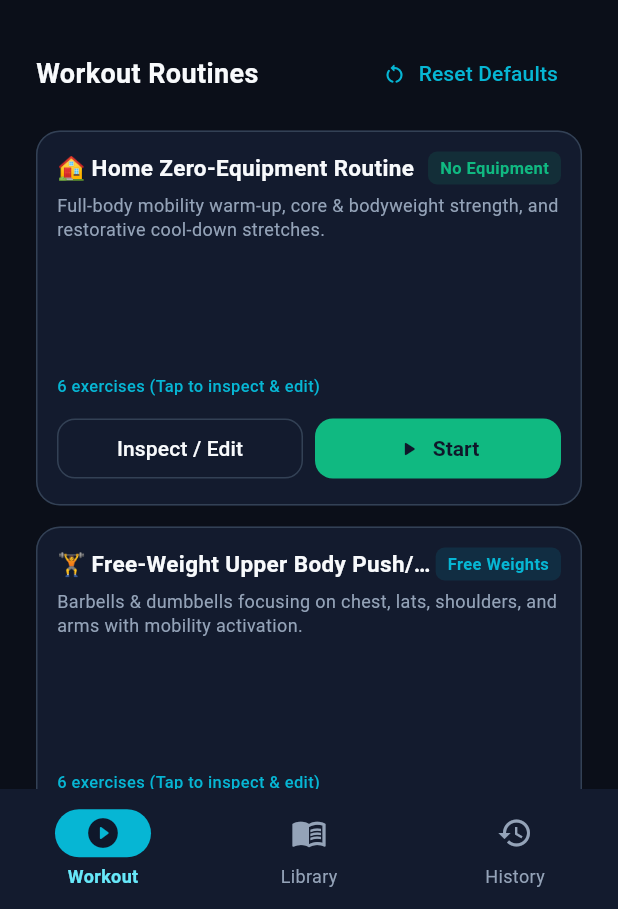
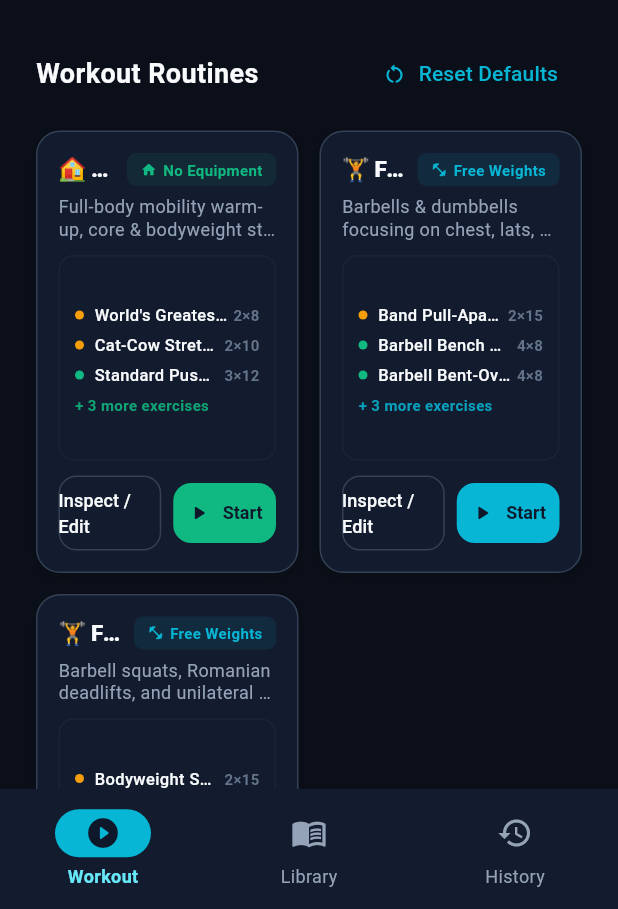
Before and after one commit to armin-hartmann/gemma-fitness, a Flutter app: the screen it shows after launch, on a phone screen of 412 x 824 dp, the part 327-1236 px from its top. Run offline on Flutter 3.47's test engine with Material 3 defaults, Android fonts, the phone set to English and light mode, and no system bars; our stand-ins replace drift, drift_flutter, google_generative_ai, shared_preferences; accounts and stored records are empty; generated files the repository leaves out were written again.

Commit message:
Enhance workout routine cards with half-width grid, exercise preview, and subtle hover animations

```diff
--- a/lib/ui/features/workout_tracker/views/active_workout_view.dart
+++ b/lib/ui/features/workout_tracker/views/active_workout_view.dart
@@ -11,6 +11,7 @@ import '../view_models/workout_templates_view_model.dart';
 import 'ai_workout_generator_dialog.dart';
 import 'exercise_picker_dialog.dart';
 import 'workout_detail_dialog.dart';
+import 'workout_preset_card.dart';
 import 'workout_routine_editor_dialog.dart';
 import 'workout_summary_dialog.dart';
 
@@ -198,23 +199,24 @@ class _ActiveWorkoutViewState extends State<ActiveWorkoutView> {
                   ],
                 ),
                 const SizedBox(height: 14),
-                LayoutBuilder(
-                  builder: (context, constraints) {
-                    final isWide = constraints.maxWidth > 700;
-                    return GridView.builder(
+                GridView.builder(
                   shrinkWrap: true,
                   physics: const NeverScrollableScrollPhysics(),
-                      gridDelegate: SliverGridDelegateWithFixedCrossAxisCount(
-                        crossAxisCount: isWide ? 3 : 1,
+                  gridDelegate: const SliverGridDelegateWithMaxCrossAxisExtent(
+                    maxCrossAxisExtent: 310,
+                    mainAxisExtent: 295,
                     mainAxisSpacing: 14,
                     crossAxisSpacing: 14,
-                        mainAxisExtent: 250,
                   ),
                   itemCount: templates.length,
                   itemBuilder: (context, index) {
                     final preset = templates[index];
-                        return _buildPresetCard(vm, preset);
-                      },
+                    return WorkoutPresetCard(
+                      preset: preset,
+                      onInspect: () => _openWorkoutDetail(preset),
+                      onStart: () => vm.startWorkoutFromPreset(preset),
+                      onDelete: () =>
+                          widget.templatesViewModel.deleteTemplate(preset.id),
                     );
                   },
                 ),
@@ -223,118 +225,6 @@ class _ActiveWorkoutViewState extends State<ActiveWorkoutView> {
           ),
         );
       },
-    );
-  }
-
-  Widget _buildPresetCard(ActiveWorkoutViewModel vm, WorkoutPreset preset) {
-    final isHome = preset.modality == 'bodyweight';
-
-    return Card(
-      margin: EdgeInsets.zero,
-      child: InkWell(
-        borderRadius: BorderRadius.circular(16),
-        onTap: () => _openWorkoutDetail(preset),
-        child: Padding(
-          padding: const EdgeInsets.all(14),
-          child: Column(
-            crossAxisAlignment: CrossAxisAlignment.start,
-            children: [
-              Row(
-                mainAxisAlignment: MainAxisAlignment.spaceBetween,
-                children: [
-                  Expanded(
-                    child: Text(
-                      preset.title,
-                      style: const TextStyle(
-                        fontSize: 15,
-                        fontWeight: FontWeight.bold,
-                        color: AppTheme.textPrimary,
-                      ),
-                      maxLines: 1,
-                      overflow: TextOverflow.ellipsis,
-                    ),
-                  ),
-                  Container(
-                    padding:
-                        const EdgeInsets.symmetric(horizontal: 8, vertical: 3),
-                    decoration: BoxDecoration(
-                      color: isHome
-                          ? AppTheme.accent.withAlpha(30)
-                          : AppTheme.primary.withAlpha(30),
-                      borderRadius: BorderRadius.circular(6),
-                    ),
-                    child: Text(
-                      isHome ? 'No Equipment' : 'Free Weights',
-                      style: TextStyle(
-                        fontSize: 11,
-                        fontWeight: FontWeight.bold,
-                        color: isHome ? AppTheme.accent : AppTheme.primary,
-                      ),
-                    ),
-                  ),
-                  if (preset.isCustom)
-                    IconButton(
-                      icon: const Icon(Icons.delete_outline_rounded,
-                          size: 16, color: Colors.redAccent),
-                      tooltip: 'Delete custom routine',
-                      padding: EdgeInsets.zero,
-                      constraints: const BoxConstraints(),
-                      onPressed: () =>
-                          widget.templatesViewModel.deleteTemplate(preset.id),
-                    ),
-                ],
-              ),
-              const SizedBox(height: 6),
-              Text(
-                preset.description,
-                style: const TextStyle(
-                  fontSize: 12,
-                  color: AppTheme.textSecondary,
-                  height: 1.3,
-                ),
-                maxLines: 2,
-                overflow: TextOverflow.ellipsis,
-              ),
-              const Spacer(),
-              Text(
-                '${preset.exercisePhases.length} exercises (Tap to inspect & edit)',
-                style: const TextStyle(
-                  fontSize: 11,
-                  color: AppTheme.primary,
-                  fontWeight: FontWeight.w500,
-                ),
-              ),
-              const SizedBox(height: 10),
-              Row(
-                children: [
-                  Expanded(
-                    child: OutlinedButton(
-                      style: OutlinedButton.styleFrom(
-                        padding: const EdgeInsets.symmetric(vertical: 10),
-                      ),
-                      onPressed: () => _openWorkoutDetail(preset),
-                      child: const Text('Inspect / Edit'),
-                    ),
-                  ),
-                  const SizedBox(width: 8),
-                  Expanded(
-                    child: ElevatedButton.icon(
-                      style: ElevatedButton.styleFrom(
-                        backgroundColor: AppTheme.accent,
-                        foregroundColor: const Color(0xFF0F172A),
-                        padding: const EdgeInsets.symmetric(vertical: 10),
-                      ),
-                      onPressed: () => vm.startWorkoutFromPreset(preset),
-                      icon: const Icon(Icons.play_arrow_rounded, size: 16),
-                      label: const Text('Start'),
-                    ),
-                  ),
-                ],
-              ),
-            ],
-          ),
-        ),
-      ),
     );
   }
 
--- /dev/null
+++ b/lib/ui/features/workout_tracker/views/workout_preset_card.dart
@@ -0,0 +1,299 @@
+import 'package:flutter/material.dart';
+import '../../../../domain/models/active_workout_models.dart';
+import '../../../core/theme/app_theme.dart';
+
+class WorkoutPresetCard extends StatefulWidget {
+  const WorkoutPresetCard({
+    super.key,
+    required this.preset,
+    required this.onInspect,
+    required this.onStart,
+    required this.onDelete,
+  });
+
+  final WorkoutPreset preset;
+  final VoidCallback onInspect;
+  final VoidCallback onStart;
+  final VoidCallback onDelete;
+
+  @override
+  State<WorkoutPresetCard> createState() => _WorkoutPresetCardState();
+}
+
+class _WorkoutPresetCardState extends State<WorkoutPresetCard> {
+  bool _isHovered = false;
+
+  @override
+  Widget build(BuildContext context) {
+    final preset = widget.preset;
+    final isHome = preset.modality == 'bodyweight';
+    final accentColor = isHome ? AppTheme.accent : AppTheme.primary;
+    final totalExercises = preset.exercisePhases.length;
+    final previewExercises = preset.exercisePhases.take(3).toList();
+    final remainingCount = totalExercises - previewExercises.length;
+
+    return MouseRegion(
+      onEnter: (_) => setState(() => _isHovered = true),
+      onExit: (_) => setState(() => _isHovered = false),
+      cursor: SystemMouseCursors.click,
+      child: AnimatedContainer(
+        duration: const Duration(milliseconds: 200),
+        curve: Curves.easeOutCubic,
+        transform: Matrix4.translationValues(0, _isHovered ? -4 : 0, 0),
+        decoration: BoxDecoration(
+          color: _isHovered ? AppTheme.surfaceElevated : AppTheme.surface,
+          borderRadius: BorderRadius.circular(16),
+          border: Border.all(
+            color: _isHovered
+                ? accentColor.withAlpha(180)
+                : AppTheme.cardBorder,
+            width: _isHovered ? 1.5 : 1.0,
+          ),
+          boxShadow: _isHovered
+              ? [
+                  BoxShadow(
+                    color: accentColor.withAlpha(45),
+                    blurRadius: 18,
+                    spreadRadius: 1,
+                    offset: const Offset(0, 6),
+                  ),
+                ]
+              : [
+                  BoxShadow(
+                    color: Colors.black.withAlpha(40),
+                    blurRadius: 6,
+                    offset: const Offset(0, 2),
+                  ),
+                ],
+        ),
+        child: Material(
+          color: Colors.transparent,
+          borderRadius: BorderRadius.circular(16),
+          child: InkWell(
+            borderRadius: BorderRadius.circular(16),
+            onTap: widget.onInspect,
+            child: Padding(
+              padding: const EdgeInsets.all(14),
+              child: Column(
+                crossAxisAlignment: CrossAxisAlignment.start,
+                children: [
+                  // Top Header: Title & Modality Tag
+                  Row(
+                    crossAxisAlignment: CrossAxisAlignment.start,
+                    children: [
+                      Expanded(
+                        child: Text(
+                          preset.title,
+                          style: TextStyle(
+                            fontSize: 15,
+                            fontWeight: FontWeight.w800,
+                            color: _isHovered
+                                ? AppTheme.textPrimary
+                                : AppTheme.textPrimary,
+                            letterSpacing: -0.3,
+                          ),
+                          maxLines: 1,
+                          overflow: TextOverflow.ellipsis,
+                        ),
+                      ),
+                      const SizedBox(width: 8),
+                      AnimatedContainer(
+                        duration: const Duration(milliseconds: 200),
+                        padding: const EdgeInsets.symmetric(
+                            horizontal: 8, vertical: 3),
+                        decoration: BoxDecoration(
+                          color: _isHovered
+                              ? accentColor.withAlpha(40)
+                              : accentColor.withAlpha(25),
+                          borderRadius: BorderRadius.circular(6),
+                          border: Border.all(
+                            color: _isHovered
+                                ? accentColor.withAlpha(120)
+                                : Colors.transparent,
+                            width: 1,
+                          ),
+                        ),
+                        child: Row(
+                          mainAxisSize: MainAxisSize.min,
+                          children: [
+                            Icon(
+                              isHome
+                                  ? Icons.home_rounded
+                                  : Icons.fitness_center_rounded,
+                              size: 11,
+                              color: accentColor,
+                            ),
+                            const SizedBox(width: 4),
+                            Text(
+                              isHome ? 'No Equipment' : 'Free Weights',
+                              style: TextStyle(
+                                fontSize: 10,
+                                fontWeight: FontWeight.w700,
+                                color: accentColor,
+                              ),
+                            ),
+                          ],
+                        ),
+                      ),
+                      if (preset.isCustom) ...[
+                        const SizedBox(width: 4),
+                        IconButton(
+                          icon: const Icon(Icons.delete_outline_rounded,
+                              size: 16, color: Colors.redAccent),
+                          tooltip: 'Delete custom routine',
+                          padding: EdgeInsets.zero,
+                          constraints: const BoxConstraints(),
+                          onPressed: widget.onDelete,
+                        ),
+                      ],
+                    ],
+                  ),
+                  const SizedBox(height: 6),
+
+                  // Description
+                  Text(
+                    preset.description,
+                    style: const TextStyle(
+                      fontSize: 12,
+                      color: AppTheme.textSecondary,
+                      height: 1.25,
+                    ),
+                    maxLines: 2,
+                    overflow: TextOverflow.ellipsis,
+                  ),
+                  const SizedBox(height: 10),
+
+                  // Exercise Content Preview List
+                  Expanded(
+                    child: Container(
+                      padding: const EdgeInsets.symmetric(
+                          horizontal: 10, vertical: 8),
+                      decoration: BoxDecoration(
+                        color: AppTheme.surface.withAlpha(140),
+                        borderRadius: BorderRadius.circular(10),
+                        border: Border.all(
+                          color: AppTheme.cardBorder.withAlpha(60),
+                        ),
+                      ),
+                      child: Column(
+                        crossAxisAlignment: CrossAxisAlignment.start,
+                        mainAxisAlignment: MainAxisAlignment.center,
+                        children: [
+                          ...previewExercises.map((ex) {
+                            return Padding(
+                              padding: const EdgeInsets.symmetric(vertical: 2),
+                              child: Row(
+                                children: [
+                                  Container(
+                                    width: 6,
+                                    height: 6,
+                                    decoration: BoxDecoration(
+                                      shape: BoxShape.circle,
+                                      color: _getPhaseDotColor(ex.phase),
+                                    ),
+                                  ),
+                                  const SizedBox(width: 7),
+                                  Expanded(
+                                    child: Text(
+                                      ex.exerciseName,
+                                      style: const TextStyle(
+                                        fontSize: 11,
+                                        color: AppTheme.textPrimary,
+                                        fontWeight: FontWeight.w500,
+                                      ),
+                                      maxLines: 1,
+                                      overflow: TextOverflow.ellipsis,
+                                    ),
+                                  ),
+                                  const SizedBox(width: 4),
+                                  Text(
+                                    '${ex.targetSets}×${ex.targetReps}',
+                                    style: const TextStyle(
+                                      fontSize: 10,
+                                      color: AppTheme.textMuted,
+                                      fontWeight: FontWeight.w600,
+                                    ),
+                                  ),
+                                ],
+                              ),
+                            );
+                          }),
+                          if (remainingCount > 0) ...[
+                            const SizedBox(height: 3),
+                            Text(
+                              '+ $remainingCount more exercises',
+                              style: TextStyle(
+                                fontSize: 10,
+                                color: accentColor.withAlpha(220),
+                                fontWeight: FontWeight.w600,
+                              ),
+                            ),
+                          ],
+                        ],
+                      ),
+                    ),
+                  ),
+                  const SizedBox(height: 10),
+
+                  // Bottom Action Buttons
+                  Row(
+                    children: [
+                      Expanded(
+                        child: OutlinedButton(
+                          style: OutlinedButton.styleFrom(
+                            padding: const EdgeInsets.symmetric(vertical: 8),
+                            side: BorderSide(
+                              color: _isHovered
+                                  ? AppTheme.primary.withAlpha(120)
+                                  : AppTheme.cardBorder,
+                            ),
+                          ),
+                          onPressed: widget.onInspect,
+                          child: const Text(
+                            'Inspect / Edit',
+                            style: TextStyle(fontSize: 12),
+                          ),
+                        ),
+                      ),
+                      const SizedBox(width: 8),
+                      Expanded(
+                        child: ElevatedButton.icon(
+                          style: ElevatedButton.styleFrom(
+                            backgroundColor: accentColor,
+                            foregroundColor: const Color(0xFF0F172A),
+                            padding: const EdgeInsets.symmetric(vertical: 8),
+                            elevation: _isHovered ? 2 : 0,
+                          ),
+                          onPressed: widget.onStart,
+                          icon: const Icon(Icons.play_arrow_rounded, size: 16),
+                          label: const Text(
+                            'Start',
+                            style: TextStyle(
+                              fontSize: 12,
+                              fontWeight: FontWeight.bold,
+                            ),
+                          ),
+                        ),
+                      ),
+                    ],
+                  ),
+                ],
+              ),
+            ),
+          ),
+        ),
+      ),
+    );
+  }
+
+  Color _getPhaseDotColor(String phase) {
+    switch (phase) {
+      case 'warmup':
+        return AppTheme.phaseWarmup;
+      case 'cooldown':
+        return AppTheme.phaseCooldown;
+      default:
+        return AppTheme.phaseWorking;
+    }
+  }
+}
```
Lines whose indentation alone changed are shown as unchanged.
